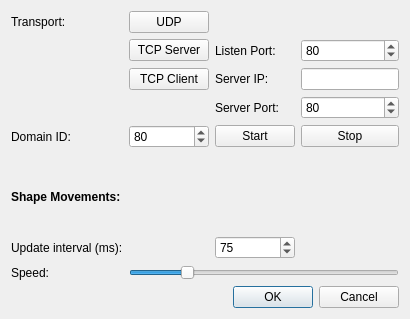
The window that forms/optionsdialog.ui (eProsima/ShapesDemo) describes before a commit, drawn with Qt 5.
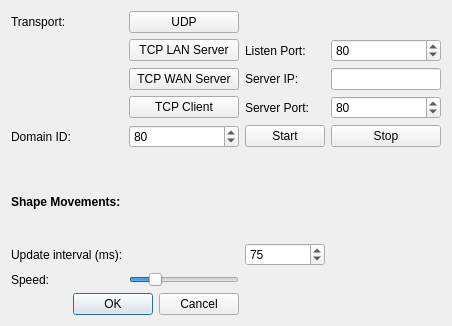
The same window after the commit.

Commit message: WAN functional. User interface comprises all test scenarios.

```diff
--- a/forms/optionsdialog.ui
+++ b/forms/optionsdialog.ui
@@ -6,31 +6,114 @@
    <rect>
     <x>0</x>
     <y>0</y>
-    <width>410</width>
-    <height>319</height>
+    <width>452</width>
+    <height>326</height>
    </rect>
   </property>
   <property name="windowTitle">
    <string>Options</string>
   </property>
-  <layout class="QVBoxLayout" name="verticalLayout">
-   <item>
     <layout class="QGridLayout" name="gridLayout">
-     <item row="2" column="2">
+   <item row="0" column="0">
+    <widget class="QLabel" name="label_5">
+     <property name="text">
+      <string>Transport:</string>
+     </property>
+    </widget>
+   </item>
+   <item row="0" column="2" colspan="1">
+    <widget class="QPushButton" name="pushButton_udp">
+     <property name="enabled">
+      <bool>true</bool>
+     </property>
+     <property name="focusPolicy">
+      <enum>Qt::TabFocus</enum>
+     </property>
+     <property name="text">
+      <string>UDP</string>
+     </property>
+    </widget>
+   </item>
+   <item row="1" column="2" colspan="1">
+    <widget class="QPushButton" name="pushButton_tcp_server">
+     <property name="enabled">
+      <bool>true</bool>
+     </property>
+     <property name="focusPolicy">
+      <enum>Qt::TabFocus</enum>
+     </property>
+     <property name="text">
+      <string>TCP LAN Server</string>
+     </property>
+    </widget>
+   </item>
+   <item row="1" column="3">
+    <widget class="QLabel" name="label_8">
+     <property name="text">
+      <string>Listen Port:</string>
+     </property>
+    </widget>
+   </item>
+   <item row="1" column="4">
+    <widget class="QSpinBox" name="spin_listen_port">
+     <property name="specialValueText">
+      <string/>
+     </property>
+     <property name="suffix">
+      <string/>
+     </property>
+     <property name="maximum">
+      <number>65535</number>
+     </property>
+     <property name="value">
+      <number>80</number>
+     </property>
+    </widget>
+   </item>
+   <item row="2" column="2" colspan="1">
+    <widget class="QPushButton" name="pushButton_tcp_server_2">
+     <property name="enabled">
+      <bool>true</bool>
+     </property>
+     <property name="focusPolicy">
+      <enum>Qt::TabFocus</enum>
+     </property>
+     <property name="text">
+      <string>TCP WAN Server</string>
+     </property>
+    </widget>
+   </item>
+   <item row="2" column="3">
       <widget class="QLabel" name="label_6">
        <property name="text">
         <string>Server IP:</string>
        </property>
       </widget>
      </item>
-     <item row="3" column="2">
+   <item row="2" column="4">
+    <widget class="QLineEdit" name="lineEdit_server_ip"/>
+   </item>
+   <item row="3" column="2" colspan="1">
+    <widget class="QPushButton" name="pushButton_tcp_client">
+     <property name="enabled">
+      <bool>true</bool>
+     </property>
+     <property name="focusPolicy">
+      <enum>Qt::TabFocus</enum>
+     </property>
+     <property name="text">
+      <string>TCP Client</string>
+     </property>
+    </widget>
+   </item>
+   <item row="3" column="3">
       <widget class="QLabel" name="label_7">
        <property name="text">
         <string>Server Port:</string>
        </property>
       </widget>
      </item>
-     <item row="3" column="3">
+   <item row="3" column="4">
       <widget class="QSpinBox" name="spin_server_port">
        <property name="specialValueText">
         <string/>
@@ -46,7 +129,27 @@
        </property>
       </widget>
      </item>
-     <item row="5" column="2">
+   <item row="4" column="0">
+    <widget class="QLabel" name="label">
+     <property name="text">
+      <string>Domain ID:</string>
+     </property>
+    </widget>
+   </item>
+   <item row="4" column="2">
+    <widget class="QSpinBox" name="spin_domainId">
+     <property name="specialValueText">
+      <string/>
+     </property>
+     <property name="suffix">
+      <string/>
+     </property>
+     <property name="value">
+      <number>80</number>
+     </property>
+    </widget>
+   </item>
+   <item row="4" column="3">
       <widget class="QPushButton" name="pushButton_start">
        <property name="focusPolicy">
         <enum>Qt::TabFocus</enum>
@@ -56,7 +159,7 @@
        </property>
       </widget>
      </item>
-     <item row="5" column="3">
+   <item row="4" column="4">
       <widget class="QPushButton" name="pushButton_stop">
        <property name="focusPolicy">
         <enum>Qt::TabFocus</enum>
@@ -66,27 +169,7 @@
        </property>
       </widget>
      </item>
-     <item row="5" column="1">
-      <widget class="QSpinBox" name="spin_domainId">
-       <property name="specialValueText">
-        <string/>
-       </property>
-       <property name="suffix">
-        <string/>
-       </property>
-       <property name="value">
-        <number>80</number>
-       </property>
-      </widget>
-     </item>
      <item row="5" column="0">
-      <widget class="QLabel" name="label">
-       <property name="text">
-        <string>Domain ID:</string>
-       </property>
-      </widget>
-     </item>
-     <item row="6" column="0" colspan="3">
       <spacer name="verticalSpacer">
        <property name="orientation">
         <enum>Qt::Vertical</enum>
@@ -97,61 +180,12 @@
        <property name="sizeHint" stdset="0">
         <size>
          <width>20</width>
-         <height>10</height>
+       <height>13</height>
         </size>
        </property>
       </spacer>
      </item>
-     <item row="10" column="1" colspan="3">
-      <widget class="QSlider" name="horizontalSlider_speed">
-       <property name="minimum">
-        <number>0</number>
-       </property>
-       <property name="maximum">
-        <number>25</number>
-       </property>
-       <property name="value">
-        <number>5</number>
-       </property>
-       <property name="orientation">
-        <enum>Qt::Horizontal</enum>
-       </property>
-      </widget>
-     </item>
-     <item row="10" column="0">
-      <widget class="QLabel" name="label_3">
-       <property name="text">
-        <string>Speed:</string>
-       </property>
-      </widget>
-     </item>
-     <item row="9" column="2">
-      <widget class="QSpinBox" name="spin_updateInterval">
-       <property name="specialValueText">
-        <string/>
-       </property>
-       <property name="suffix">
-        <string/>
-       </property>
-       <property name="minimum">
-        <number>50</number>
-       </property>
-       <property name="maximum">
-        <number>10000</number>
-       </property>
-       <property name="value">
-        <number>75</number>
-       </property>
-      </widget>
-     </item>
-     <item row="9" column="0">
-      <widget class="QLabel" name="label_2">
-       <property name="text">
-        <string>Update interval (ms):</string>
-       </property>
-      </widget>
-     </item>
-     <item row="7" column="0" colspan="2">
+   <item row="6" column="0" colspan="2">
       <widget class="QLabel" name="label_4">
        <property name="font">
         <font>
@@ -164,81 +198,56 @@
        </property>
       </widget>
      </item>
-     <item row="0" column="0">
-      <widget class="QLabel" name="label_5">
+   <item row="7" column="0" colspan="2">
+    <widget class="QLabel" name="label_2">
        <property name="text">
-        <string>Transport:</string>
+      <string>Update interval (ms):</string>
        </property>
       </widget>
      </item>
-     <item row="0" column="1">
-      <widget class="QPushButton" name="pushButton_udp">
-       <property name="enabled">
-        <bool>true</bool>
-       </property>
-       <property name="focusPolicy">
-        <enum>Qt::TabFocus</enum>
-       </property>
-       <property name="text">
-        <string>UDP</string>
-       </property>
-      </widget>
-     </item>
-     <item row="1" column="2">
-      <widget class="QLabel" name="label_8">
-       <property name="text">
-        <string>Listen Port:</string>
-       </property>
-      </widget>
-     </item>
-     <item row="1" column="3">
-      <widget class="QSpinBox" name="spin_listen_port">
+   <item row="7" column="3">
+    <widget class="QSpinBox" name="spin_updateInterval">
        <property name="specialValueText">
         <string/>
        </property>
        <property name="suffix">
         <string/>
        </property>
+     <property name="minimum">
+      <number>50</number>
+     </property>
        <property name="maximum">
-        <number>65535</number>
+      <number>10000</number>
        </property>
        <property name="value">
-        <number>80</number>
+      <number>75</number>
        </property>
       </widget>
      </item>
-     <item row="2" column="3">
-      <widget class="QLineEdit" name="lineEdit_server_ip"/>
-     </item>
-     <item row="2" column="1">
-      <widget class="QPushButton" name="pushButton_tcp_client">
-       <property name="enabled">
-        <bool>true</bool>
-       </property>
-       <property name="focusPolicy">
-        <enum>Qt::TabFocus</enum>
-       </property>
+   <item row="8" column="0">
+    <widget class="QLabel" name="label_3">
        <property name="text">
-        <string>TCP Client</string>
+      <string>Speed:</string>
        </property>
       </widget>
      </item>
-     <item row="1" column="1">
-      <widget class="QPushButton" name="pushButton_tcp_server">
-       <property name="enabled">
-        <bool>true</bool>
-       </property>
-       <property name="focusPolicy">
-        <enum>Qt::TabFocus</enum>
-       </property>
-       <property name="text">
-        <string>TCP Server</string>
-       </property>
-      </widget>
-     </item>
-    </layout>
-   </item>
-   <item>
+   <item row="8" column="2">
+    <widget class="QSlider" name="horizontalSlider_speed">
+     <property name="minimum">
+      <number>0</number>
+     </property>
+     <property name="maximum">
+      <number>25</number>
+     </property>
+     <property name="value">
+      <number>5</number>
+     </property>
+     <property name="orientation">
+      <enum>Qt::Horizontal</enum>
+     </property>
+    </widget>
+   </item>
+   <item row="9" column="0" colspan="3">
     <widget class="QDialogButtonBox" name="buttonBox">
      <property name="orientation">
       <enum>Qt::Horizontal</enum>
```
Left out of the diff: 13 changed lines with no effect on the pictures. Lines whose indentation alone changed are shown as unchanged. The commit also changes 7 other files.
